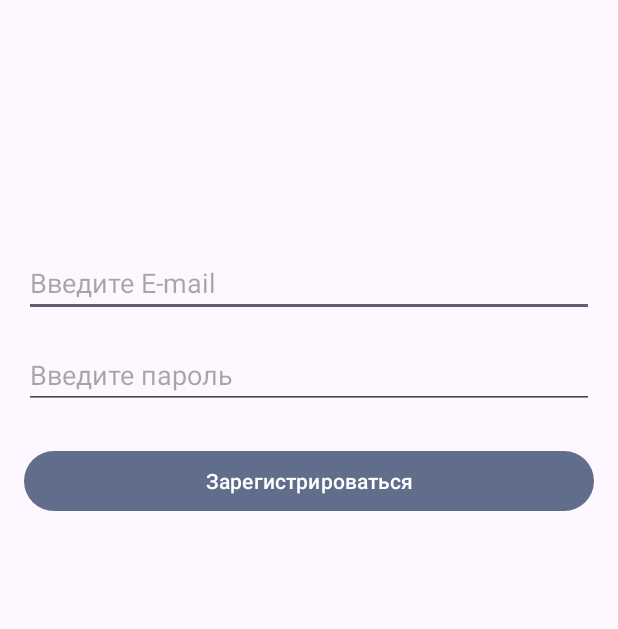
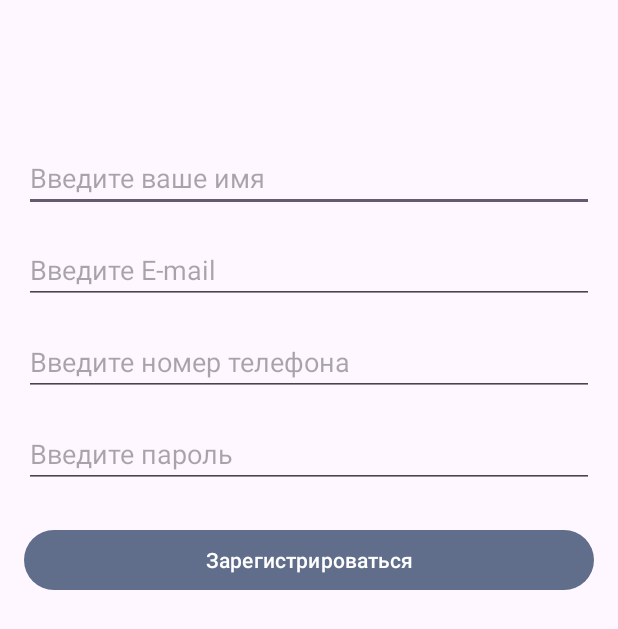
Before and after one commit to Andrey-Khmelevtsov/pigeon, an Android app: the RegisterActivity screen opened directly, with no data from a screen before it, after a tap on "Зарегистрироваться", on a phone screen of 412 x 824 dp. Shown: the top 629 px of the screen. Run offline under Robolectric (Android 15) with nearby library versions, the phone set to English and light mode, and no system bars; our stand-ins replace Firebase (no records; nobody signed in at launch, a user with empty details on screens opened directly).

Commit message:
Фаза 11: Первая версия без ошибок рабочая

```diff
--- a/app/src/main/java/com/andrey/hybridchat/RegisterActivity.kt
+++ b/app/src/main/java/com/andrey/hybridchat/RegisterActivity.kt
@@ -23,16 +23,23 @@ class RegisterActivity : AppCompatActivity() {
 
         auth = Firebase.auth
 
+        // Находим все четыре поля
+        val usernameEditText: EditText = findViewById(R.id.editTextUsername) // <-- НОВОЕ
         val emailEditText: EditText = findViewById(R.id.editTextEmail)
+        val phoneEditText: EditText = findViewById(R.id.editTextPhone)
         val passwordEditText: EditText = findViewById(R.id.editTextPassword)
         val registerButton: Button = findViewById(R.id.buttonRegister)
 
         registerButton.setOnClickListener {
+            // Считываем данные из всех полей
+            val username = usernameEditText.text.toString() // <-- НОВОЕ
             val email = emailEditText.text.toString()
+            val phone = phoneEditText.text.toString()
             val password = passwordEditText.text.toString()
 
-            if (email.isEmpty() || password.isEmpty()) {
-                Toast.makeText(this, "Пожалуйста, введите e-mail и пароль.", Toast.LENGTH_SHORT).show()
+            // Добавляем проверку для имени
+            if (username.isEmpty() || email.isEmpty() || phone.isEmpty() || password.isEmpty()) { // <-- ИЗМЕНЕНО
+                Toast.makeText(this, "Пожалуйста, заполните все поля.", Toast.LENGTH_SHORT).show()
                 return@setOnClickListener
             }
 
@@ -41,19 +48,17 @@ class RegisterActivity : AppCompatActivity() {
                     if (task.isSuccessful) {
                         Log.d("RegisterActivity", "createUserWithEmail:success")
 
-                        // ----- НОВЫЙ КОД ЗДЕСЬ -----
-                        // После успешной регистрации в Auth, создаем запись в Firestore
                         val firebaseUser = auth.currentUser
                         val userId = firebaseUser?.uid
 
                         if (userId != null) {
-                            val user = User(uid = userId, email = email)
+                            // При создании объекта User теперь передаем и имя
+                            val user = User(uid = userId, username = username, email = email, phoneNumber = phone) // <-- ИЗМЕНЕНО
                             db.collection("users").document(userId)
                                 .set(user)
                                 .addOnSuccessListener { Log.d("RegisterActivity", "User profile created in Firestore") }
                                 .addOnFailureListener { e -> Log.w("RegisterActivity", "Error creating user profile", e) }
                         }
-                        // ----- КОНЕЦ НОВОГО КОДА -----
 
                         Toast.makeText(baseContext, "Регистрация успешна!", Toast.LENGTH_SHORT).show()
                     } else {
--- a/app/src/main/java/models/Message.kt
+++ b/app/src/main/java/models/Message.kt
@@ -1,8 +1,8 @@
 package com.andrey.hybridchat.models
 
-// "Чертеж" для одного сообщения в чате
 data class Message(
     val text: String? = null,
     val senderId: String? = null,
-    val timestamp: Long = 0L
+    val timestamp: Long = 0L,
+    val channel: String = "firebase" // <-- НОВОЕ ПОЛЕ. По умолчанию "firebase"
 )
--- a/app/src/main/java/models/User.kt
+++ b/app/src/main/java/models/User.kt
@@ -2,7 +2,7 @@ package com.andrey.hybridchat.models
 
 data class User(
     val uid: String = "",
-    val username: String = "",
+    val username: String = "", // <-- МЫ УЖЕ ДОБАВЛЯЛИ ЕГО РАНЬШЕ, ТАК ЧТО ОН ГОТОВ
     val email: String = "",
-    val phoneNumber: String? = null // <-- НОВОЕ ПОЛЕ
+    val phoneNumber: String? = null
 )
--- a/app/src/main/res/layout/activity_register.xml
+++ b/app/src/main/res/layout/activity_register.xml
@@ -8,15 +8,37 @@
     tools:context=".RegisterActivity">
 
     <EditText
+        android:id="@+id/editTextUsername"
+        android:layout_width="0dp"
+        android:layout_height="wrap_content"
+        android:layout_marginTop="80dp"
+        android:hint="Введите ваше имя"
+        android:inputType="textPersonName"
+        app:layout_constraintEnd_toEndOf="parent"
+        app:layout_constraintStart_toStartOf="parent"
+        app:layout_constraintTop_toTopOf="parent" />
+
+    <EditText
         android:id="@+id/editTextEmail"
         android:layout_width="0dp"
         android:layout_height="wrap_content"
-        android:layout_marginTop="150dp"
+        android:layout_marginTop="16dp"
         android:hint="Введите E-mail"
         android:inputType="textEmailAddress"
         app:layout_constraintEnd_toEndOf="parent"
         app:layout_constraintStart_toStartOf="parent"
-        app:layout_constraintTop_toTopOf="parent" />
+        app:layout_constraintTop_toBottomOf="@+id/editTextUsername" />
+
+    <EditText
+        android:id="@+id/editTextPhone"
+        android:layout_width="0dp"
+        android:layout_height="wrap_content"
+        android:layout_marginTop="16dp"
+        android:hint="Введите номер телефона"
+        android:inputType="phone"
+        app:layout_constraintEnd_toEndOf="parent"
+        app:layout_constraintStart_toStartOf="parent"
+        app:layout_constraintTop_toBottomOf="@+id/editTextEmail" />
 
     <EditText
         android:id="@+id/editTextPassword"
@@ -27,7 +49,7 @@
         android:inputType="textPassword"
         app:layout_constraintEnd_toEndOf="parent"
         app:layout_constraintStart_toStartOf="parent"
-        app:layout_constraintTop_toBottomOf="@+id/editTextEmail" />
+        app:layout_constraintTop_toBottomOf="@+id/editTextPhone" />
 
     <Button
         android:id="@+id/buttonRegister"
--- a/app/src/main/res/values/strings.xml
+++ b/app/src/main/res/values/strings.xml
@@ -1,3 +1,3 @@
 <resources>
-    <string name="app_name">pigeon</string>
+    <string name="app_name">Pigeon</string>
 </resources>
```
Also changed, not shown: app/src/main/java/com/andrey/hybridchat/ChatActivity.kt (+35 -13 lines), app/src/main/res/mipmap-hdpi/ic_launcher.webp, app/src/main/res/mipmap-hdpi/ic_launcher_round.webp, app/src/main/res/mipmap-mdpi/ic_launcher.webp, app/src/main/res/mipmap-mdpi/ic_launcher_round.webp, app/src/main/res/mipmap-xhdpi/ic_launcher.webp, app/src/main/res/mipmap-xhdpi/ic_launcher_round.webp, app/src/main/res/mipmap-xxhdpi/ic_launcher.webp, app/src/main/res/mipmap-xxhdpi/ic_launcher_round.webp, app/src/main/res/mipmap-xxxhdpi/ic_launcher.webp, app/src/main/res/mipmap-xxxhdpi/ic_launcher_round.webp.
